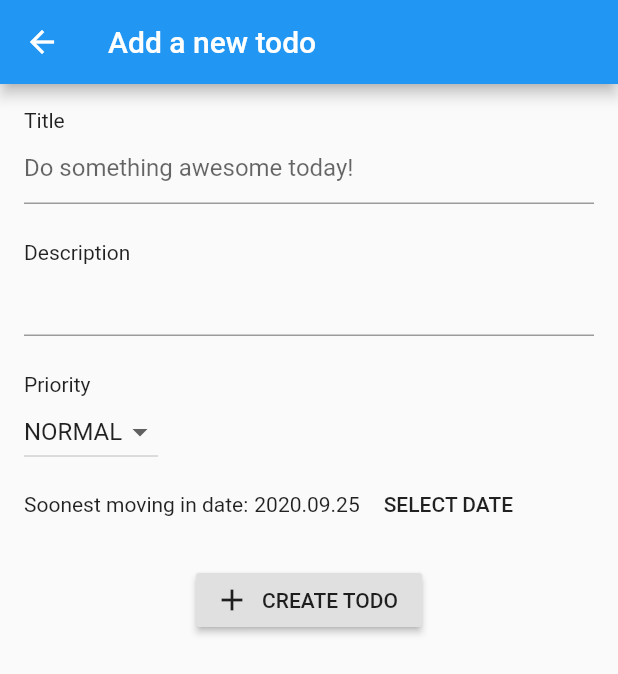
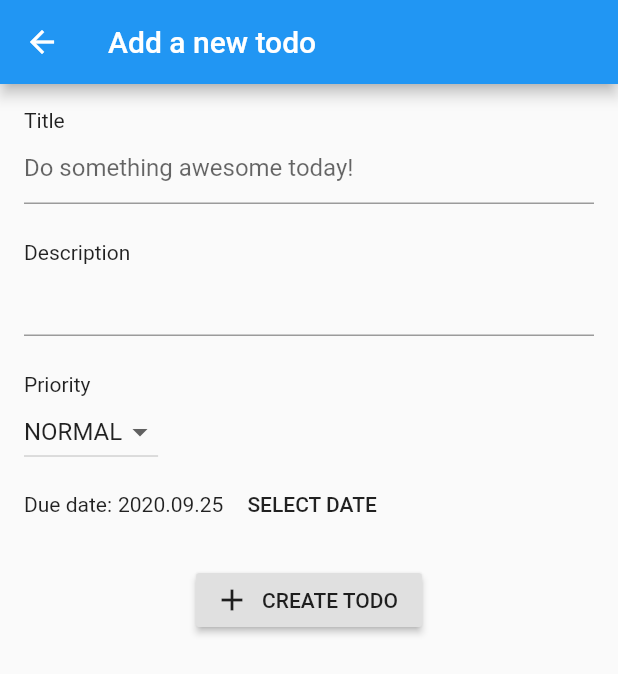
Before and after one commit to AutSoft/hwsw-2020-mobile-development-with-flutter, a Flutter app: the AddTodoPage screen opened directly with empty values, after a tap on "CREATE TODO", on a phone screen of 412 x 824 dp. Shown: the top 674 px of the screen. Run offline on Flutter 3.47's test engine with Material 2 defaults, Android fonts, the phone set to English and light mode, and no system bars; our stand-ins replace charts_flutter, weather_icons; missing offline and left inert: lipsum.

Commit message:
Update Todo app with new Todo creation capability for 05

```diff
--- a/05_Data_storage_ORM_NoSQL/awesome_todo_app_final/lib/ui/newtodo/add_todo.dart
+++ b/05_Data_storage_ORM_NoSQL/awesome_todo_app_final/lib/ui/newtodo/add_todo.dart
@@ -101,7 +101,7 @@ class _AddTodoPageState extends State<AddTodoPage> {
                 children: [
                   Padding(
                     padding: EdgeInsets.only(right: 4),
-                    child: Text("Soonest moving in date:"),
+                    child: Text("Due date:"),
                   ),
                   Text(getFormattedDate(dueDate)),
                   FlatButton(
@@ -121,6 +121,7 @@ class _AddTodoPageState extends State<AddTodoPage> {
                           Todo(
                             title: titleTextController.text,
                             description: descriptionTextController.text,
+                            dueDate: dueDate,
                             isDone: false,
                             priority: priority
                           )
```
